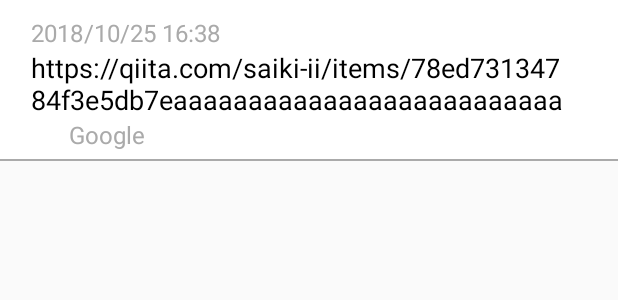
After one commit to OSN-DEV/MyQrCodeReader, an Android app: the layout item_capture_histories.xml on its own in the app's theme, with its tools: preview values and no code run, on a phone screen of 412 x 824 dp. The commit adds this screen. Shown: the top 300 px of the screen. Run offline under Robolectric (Android 15) with nearby library versions, the phone set to English and light mode, and no system bars.

Commit message:
最近読みった情報の表示の機能を追加

```diff
--- a/src/app/build.gradle
+++ b/src/app/build.gradle
@@ -25,6 +25,7 @@ dependencies {
     implementation fileTree(dir: 'libs', include: ['*.jar'])
     implementation "org.jetbrains.kotlin:kotlin-stdlib-jre7:$kotlin_version"
     implementation 'com.android.support:appcompat-v7:28.0.0'
+    implementation 'com.android.support:recyclerview-v7:28.0.0'
     implementation 'com.android.support.constraint:constraint-layout:1.1.3'
     implementation 'com.google.android.gms:play-services-vision:17.0.2'
     implementation 'com.android.support:support-v4:28.0.0'
--- a/src/app/src/main/AndroidManifest.xml
+++ b/src/app/src/main/AndroidManifest.xml
@@ -22,8 +22,6 @@
                 <category android:name="android.intent.category.LAUNCHER"/>
             </intent-filter>
         </activity>
-        <activity android:name=".LicenseActivity">
-        </activity>
     </application>
 
 </manifest>
--- /dev/null
+++ b/src/app/src/main/java/jp/gr/javaconf/tenpokei/myqrcodereader/event/CaptureHistoriesItemEvent.kt
@@ -0,0 +1,6 @@
+package jp.gr.javaconf.tenpokei.myqrcodereader.event
+
+/**
+ * fired this event when history item click
+ */
+data class CaptureHistoriesItemEvent(val displayValue: String)
--- /dev/null
+++ b/src/app/src/main/res/layout/fragment_capture_histories.xml
@@ -0,0 +1,6 @@
+<android.support.v7.widget.RecyclerView
+  xmlns:android="http://schemas.android.com/apk/res/android"
+  xmlns:tools="http://schemas.android.com/tools"
+  android:id="@+id/history_item_list"
+  android:layout_width="match_parent"
+  android:layout_height="match_parent"/>
--- a/src/app/src/main/res/layout/fragment_capture_result.xml
+++ b/src/app/src/main/res/layout/fragment_capture_result.xml
@@ -43,7 +43,7 @@
       android:layout_width="30dp"
       android:layout_height="30dp"
       android:layout_gravity="center_vertical"
-      android:visibility="visible"
+      android:visibility="gone"
       />
 
     <TextView
--- /dev/null
+++ b/src/app/src/main/res/layout/item_capture_histories.xml
@@ -0,0 +1,86 @@
+<android.support.constraint.ConstraintLayout xmlns:android="http://schemas.android.com/apk/res/android"
+  xmlns:app="http://schemas.android.com/apk/res-auto"
+  xmlns:tools="http://schemas.android.com/tools"
+  android:layout_width="match_parent"
+  android:layout_height="wrap_content"
+  android:background="@color/white">
+
+
+  <android.support.constraint.Guideline
+    android:id="@+id/guide_top"
+    style="@style/HorizontalGuideLineBase"
+    app:layout_constraintGuide_percent="0.10"/>
+
+  <android.support.constraint.Guideline
+    android:id="@+id/guide_bottom"
+    style="@style/HorizontalGuideLineBase"
+    app:layout_constraintGuide_percent="0.90"/>
+
+  <android.support.constraint.Guideline
+    android:id="@+id/guide_start"
+    style="@style/VerticalGuideLineBase"
+    app:layout_constraintGuide_percent="0.05"/>
+
+  <android.support.constraint.Guideline
+    android:id="@+id/guide_end"
+    style="@style/VerticalGuideLineBase"
+    app:layout_constraintGuide_percent="0.95"/>
+
+
+  <TextView
+    android:id="@+id/read_date"
+    style="@style/TextViewBase"
+    android:paddingStart="0dp"
+    android:textColor="@color/silver"
+    android:textSize="@dimen/font_smaller"
+    app:layout_constraintStart_toStartOf="@+id/guide_start"
+    app:layout_constraintTop_toTopOf="@+id/guide_top"
+    tools:text="2018/10/25 16:38"/>
+
+  <TextView
+    android:id="@+id/display_value"
+    style="@style/TextViewBase"
+    android:layout_width="0dp"
+    android:paddingStart="0dp"
+    app:layout_constraintEnd_toEndOf="@+id/guide_end"
+    app:layout_constraintStart_toStartOf="@+id/guide_start"
+    app:layout_constraintTop_toBottomOf="@+id/read_date"
+    tools:text="https://qiita.com/saiki-ii/items/78ed73134784f3e5db7eaaaaaaaaaaaaaaaaaaaaaaaaaa"/>
+
+
+
+  <LinearLayout
+    android:id="@+id/web_page_container"
+    android:layout_width="0dp"
+    android:layout_height="wrap_content"
+    android:orientation="horizontal"
+    app:layout_constraintEnd_toEndOf="@+id/guide_end"
+    app:layout_constraintStart_toStartOf="@+id/guide_start"
+    app:layout_constraintTop_toBottomOf="@+id/display_value">
+
+    <ImageView
+      android:id="@+id/site_icon"
+      android:layout_width="15dp"
+      android:layout_height="15dp"
+      android:layout_gravity="center_vertical"
+      android:visibility="visible"/>
+
+    <TextView
+      android:id="@+id/site_name"
+      style="@style/TextViewBase"
+      android:layout_width="wrap_content"
+      android:ellipsize="end"
+      android:maxLines="1"
+      android:textColor="@color/silver"
+      android:textSize="@dimen/font_smaller"
+      android:visibility="visible"
+      tools:text="Google"/>
+  </LinearLayout>
+
+  <TextView
+    android:layout_width="match_parent"
+    android:layout_height="1dp"
+    android:layout_marginTop="5dp"
+    android:background="@color/silver"
+    app:layout_constraintTop_toBottomOf="@+id/web_page_container"/>
+</android.support.constraint.ConstraintLayout>
--- a/src/app/src/main/res/values/colors.xml
+++ b/src/app/src/main/res/values/colors.xml
@@ -7,6 +7,7 @@
 
     <!-- general -->
     <color name="transparent">#00000000</color>
+    <color name="silver">#AAAAAA</color>
     <color name="white">#FFFFFF</color>
 
     <!-- -->
--- a/src/app/src/main/res/values/dimens.xml
+++ b/src/app/src/main/res/values/dimens.xml
@@ -1,8 +1,9 @@
 <?xml version="1.0" encoding="utf-8"?>
 <resources>
 
-    <dimen name="font_larger">20sp</dimen> <!-- default font size of all view -->
-    <dimen name="font_default">18sp</dimen> <!-- default font size of all view -->
+    <dimen name="font_larger">20sp</dimen>
+    <dimen name="font_default">18sp</dimen>
+    <dimen name="font_smaller">16sp</dimen>
 
     <dimen name="side_menu_width">240dp</dimen>  <!-- side menu width -->
 
--- a/src/app/src/main/res/values/strings.xml
+++ b/src/app/src/main/res/values/strings.xml
@@ -26,4 +26,7 @@
   <string name="error_message_unavailable_camera">App exits because "use camera" permission is not granted.\nPlease check system setting. Shall we open the system setting?</string>
   <string name="error_message_capture_failed">failed to capture</string>
   <string name="error_message_launch_failed">failed to capture</string>
+
+  <!-- TODO: Remove or change this placeholder text -->
+  <string name="hello_blank_fragment">Hello blank fragment</string>
 </resources>
```
Also changed, not shown: src/app/src/main/java/jp/gr/javaconf/tenpokei/myqrcodereader/CaptureHisotriesItemAdapter.kt (added, +60 -0 lines), src/app/src/main/java/jp/gr/javaconf/tenpokei/myqrcodereader/CaptureHistoriesFragment.kt (added, +116 -0 lines), src/app/src/main/java/jp/gr/javaconf/tenpokei/myqrcodereader/LicenseActivity.kt (deleted, +0 -29 lines), src/app/src/main/java/jp/gr/javaconf/tenpokei/myqrcodereader/MyQrCodeReaderMainActivity.kt (+17 -9 lines), src/app/src/main/java/jp/gr/javaconf/tenpokei/myqrcodereader/data/AppDatabase.kt (+18 -0 lines), src/app/src/main/res/layout/activity_license.xml (deleted, +0 -10 lines), 2 other files. Lines whose indentation alone changed are shown as unchanged.
